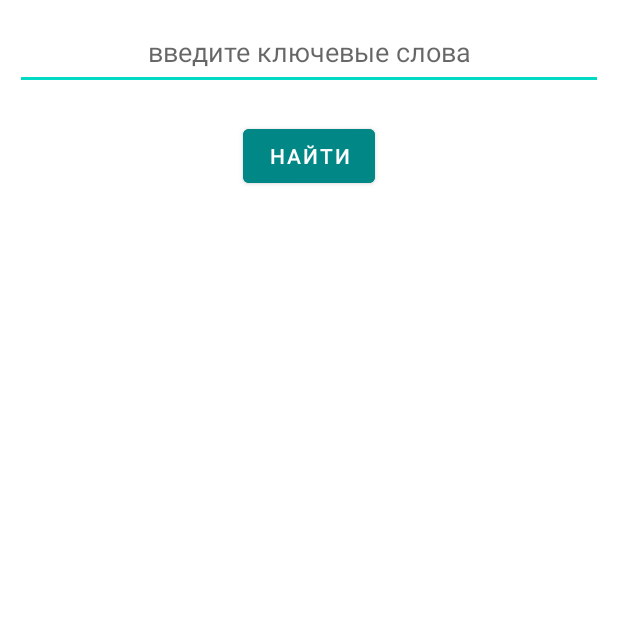
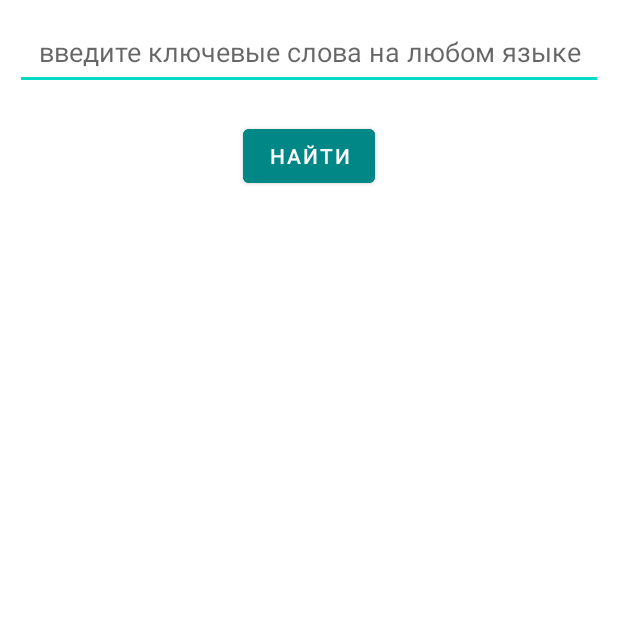
Before and after one commit to Antonov67/FoodJava, an Android app: the RecipeActivity screen opened directly, with no data from a screen before it, on a phone screen of 412 x 824 dp, the top half of it. Run offline under Robolectric (Android 15) with nearby library versions, the phone set to English and light mode, and no system bars.

Commit message:
activity_recipe.xml

```diff
--- a/app/src/main/res/layout/activity_recipe.xml
+++ b/app/src/main/res/layout/activity_recipe.xml
@@ -16,7 +16,7 @@
         android:layout_margin="10dp"
         android:gravity="center"
         android:inputType="textPersonName"
-        android:hint="введите ключевые слова"
+        android:hint="введите ключевые слова на любом языке"
         tools:layout_editor_absoluteX="105dp"
         tools:layout_editor_absoluteY="37dp" />
 
```
